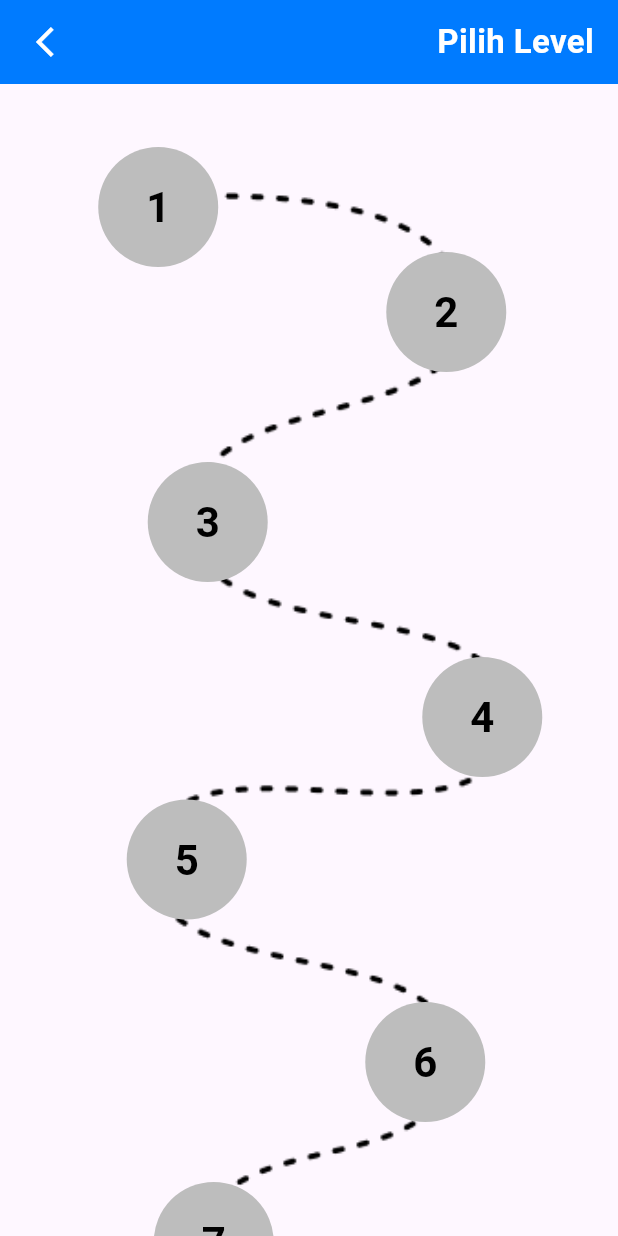
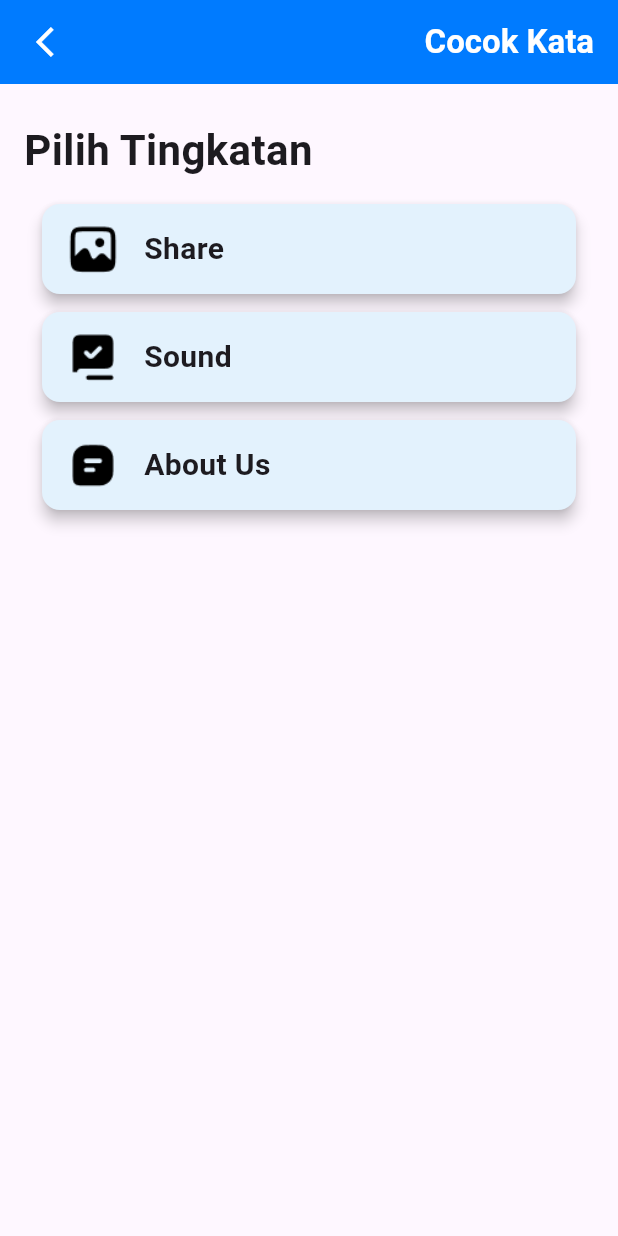
Before and after one commit to AvanFabian/DenkMeister-Apps, a Flutter app: the Quizdashboard screen opened directly, after a tap on "Cocok Kata", on a phone screen of 412 x 824 dp. Run offline on Flutter 3.47's test engine with Material 3 defaults, Android fonts, the phone set to English and light mode, and no system bars; our stand-ins replace carousel_slider.

Commit message:
feat: page difficulty

```diff
--- a/lib/detaillibraryitems.dart
+++ b/lib/detaillibraryitems.dart
@@ -1,7 +1,4 @@
 import 'package:flutter/material.dart';
-import 'package:tebak_gambar/library.dart';
-import 'package:tebak_gambar/quizdashboard.dart';
-import 'package:tebak_gambar/settings.dart';
 
 class DetailLibraryItems extends StatelessWidget {
   final String quizName;
--- /dev/null
+++ b/lib/difficulty.dart
@@ -0,0 +1,133 @@
+import 'package:flutter/material.dart';
+import 'package:tebak_gambar/quizdashboard.dart';
+import 'package:tebak_gambar/library.dart';
+
+class Difficulty extends StatelessWidget {
+  final String quizName;
+
+  const Difficulty({super.key, required this.quizName});
+
+  @override
+  Widget build(BuildContext context) {
+    return Scaffold(
+      appBar: AppBar(
+        backgroundColor: const Color(0xFF007BFF),
+        leading: Padding(
+          padding: const EdgeInsets.only(left: 16.0),
+          child: IconButton(
+            icon: const Icon(
+              Icons.arrow_back_ios,
+              size: 24.0, // Set the size of the icon
+              color: Colors.white, // Set the color of the icon to white
+            ),
+            onPressed: () {
+              Navigator.pop(context);
+            },
+          ),
+        ),
+        title: Row(
+          children: [
+            const Spacer(), // Pushes the title to the right
+            Text(
+              quizName,
+              style: const TextStyle(
+                fontSize: 22.0,
+                color: Colors.white,
+                fontWeight: FontWeight.bold,
+              ),
+            ),
+          ],
+        ),
+      ),
+      body: Column(
+        children: [
+          Expanded(
+            child: Stack(
+              children: [
+                // Scrollable content area
+                SingleChildScrollView(
+                  child: Column(
+                    children: <Widget>[
+                      const SizedBox(height: 24.0),
+
+                      // Kosakata Section
+                      const Padding(
+                        padding: EdgeInsets.symmetric(horizontal: 16.0),
+                        child: Align(
+                          alignment: Alignment.centerLeft,
+                          child: Text(
+                            'Pilih Tingkatan',
+                            style: TextStyle(fontSize: 28.0, fontWeight: FontWeight.bold),
+                          ),
+                        ),
+                      ),
+
+                      // List of Quizzes Section
+                      Padding(
+                        padding: const EdgeInsets.only(top: 8.0, left: 16.0, right: 16.0),
+                        child: Column(
+                          children: List.generate(3, (index) {
+                            // List of image paths
+                            final imagePaths = [
+                              'assets/q1.png',
+                              'assets/q2.png',
+                              'assets/q3.png',
+                            ];
+
+                            final List<String> quizNames = [
+                              'Share',
+                              'Sound',
+                              'About Us',
+                            ];
+
+                            return Padding(
+                              padding: const EdgeInsets.only(top: 4.0, left: 8.0, right: 8.0),
+                              child: Card(
+                                elevation: 4.0,
+                                color: Colors.blue[50], // Set the background color here
+                                child: Padding(
+                                  padding: const EdgeInsets.only(top: 12.0, bottom: 12.0, left: 16.0, right: 16.0),
+                                  child: Row(
+                                    children: <Widget>[
+                                      // SizedBox inside Card
+                                      SizedBox(
+                                        width: 36.0,
+                                        height: 36.0,
+                                        child: Image.asset(
+                                          imagePaths[index], // Use different image for each card
+                                          fit: BoxFit.cover,
+                                        ),
+                                      ),
+                                      // Rest of the card content
+                                      const SizedBox(width: 16.0), // Horizontal gap
+                                      Expanded(
+                                        child: Column(
+                                          crossAxisAlignment: CrossAxisAlignment.start,
+                                          children: <Widget>[
+                                            Text(
+                                              quizNames[index],
+                                              style: const TextStyle(fontSize: 20.0, fontWeight: FontWeight.bold),
+                                            ),
+                                          ],
+                                        ),
+                                      ),
+                                    ],
+                                  ),
+                                ),
+                              ),
+                            );
+                          }),
+                        ),
+                      ),
+                      const SizedBox(height: 80.0), // Add spacing to account for the bottom button
+                    ],
+                  ),
+                ),
+              ],
+            ),
+          ),
+        ],
+      ),
+    );
+  }
+}
--- a/lib/quizdashboard.dart
+++ b/lib/quizdashboard.dart
@@ -1,4 +1,5 @@
 import 'package:flutter/material.dart';
+import 'package:tebak_gambar/difficulty.dart';
 import 'package:tebak_gambar/library.dart';
 import 'package:tebak_gambar/quizlevelling.dart';
 import 'package:tebak_gambar/settings.dart';
@@ -90,7 +91,7 @@ class Quizdashboard extends StatelessWidget {
                             onTap: () {
                               Navigator.push(
                                 context,
-                                MaterialPageRoute(builder: (context) => const Quizlevelling()),
+                                MaterialPageRoute(builder: (context) => Difficulty(quizName: quizNames[index])),
                               );
                             },
                             child: Card(
--- a/pubspec.yaml
+++ b/pubspec.yaml
@@ -73,6 +73,7 @@ flutter:
     - assets/q4.png
     - assets/jalur-leveling.png
     - assets/german-flag.png
+    - assets/bg-diffculty.png
   #   - images/a_dot_ham.jpeg
 
   # An image asset can refer to one or more resolution-specific "variants", see
```
Also changed, not shown: assets/bg-diffculty.png (added).
